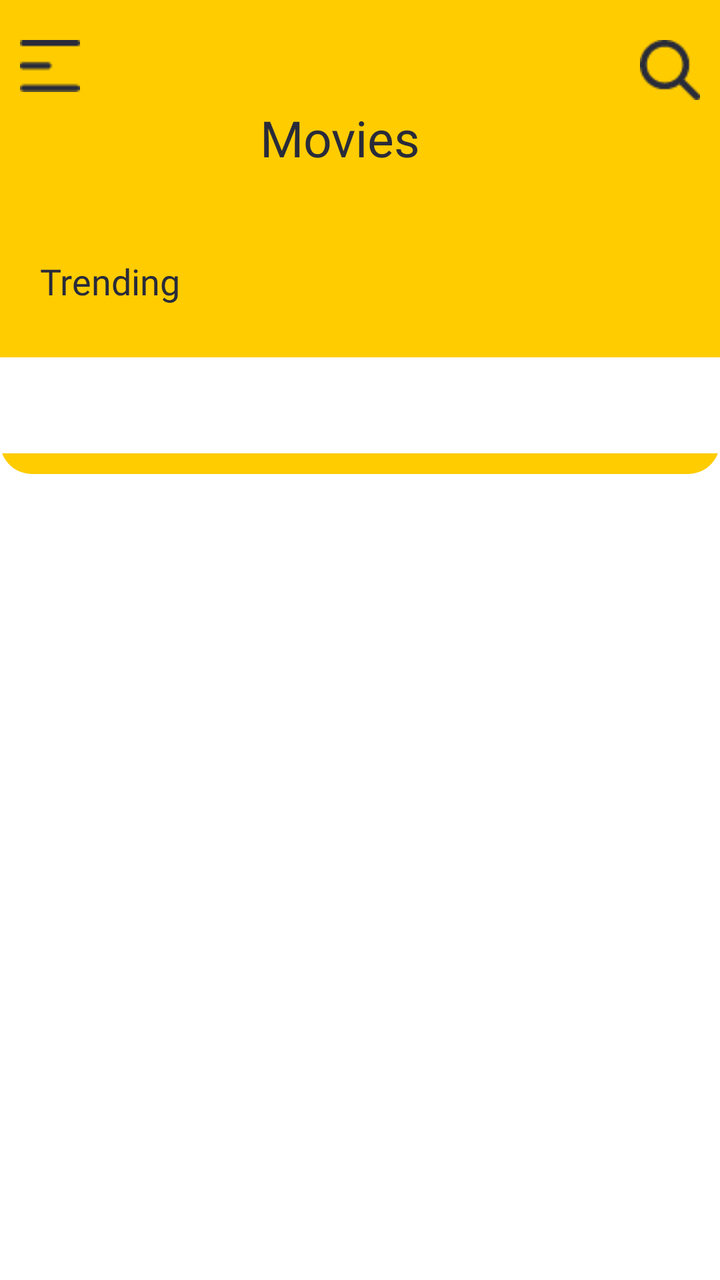
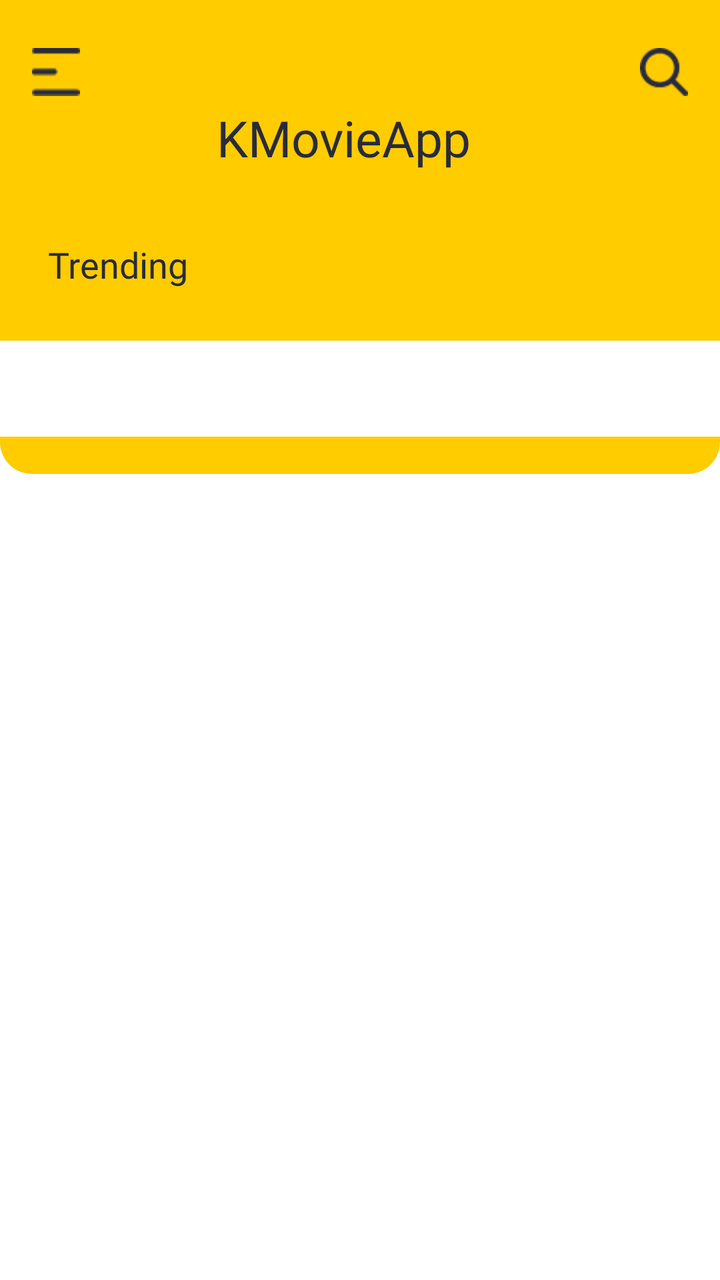

Screens rendered from an Android XML layout before and after an edit, with the pre-edit source and the edit as a unified diff.
<!-- AndroidManifest.xml: application theme Theme.KMovieApp -->
<!-- res/layout/movies_fragment.xml -->
<?xml version="1.0" encoding="utf-8"?>
<layout xmlns:android="http://schemas.android.com/apk/res/android"
    xmlns:app="http://schemas.android.com/apk/res-auto"
    xmlns:tools="http://schemas.android.com/tools">

    <androidx.constraintlayout.widget.ConstraintLayout
        android:layoutDirection="ltr"
        android:textDirection="ltr"
        android:layout_width="match_parent"
        android:layout_height="match_parent"
        tools:context=".MoviesActivity">

        <View
            android:id="@+id/view"
            android:layout_width="match_parent"
            android:layout_height="237dp"
            android:background="@drawable/circle_image"
            app:layout_constraintEnd_toEndOf="parent"
            app:layout_constraintStart_toStartOf="parent"
            app:layout_constraintTop_toTopOf="parent"
            tools:ignore="MissingConstraints" />

        <androidx.appcompat.widget.AppCompatTextView
            android:id="@+id/textView3"
            android:layout_width="wrap_content"
            android:layout_height="wrap_content"
            android:layout_marginTop="52dp"
            android:fontFamily="@font/poppins_semibold"
            android:text="Movies"
            android:textColor="@color/text_color_a"
            android:textSize="25sp"
            app:layout_constraintEnd_toEndOf="parent"
            app:layout_constraintHorizontal_bias="0.465"
            app:layout_constraintStart_toStartOf="parent"
            app:layout_constraintTop_toTopOf="@+id/view"
            app:layout_editor_absoluteX="142dp"
            app:layout_editor_absoluteY="58dp"
            tools:ignore="MissingConstraints" />

        <androidx.appcompat.widget.AppCompatImageView
            android:id="@+id/imageView2"
            android:layout_width="30dp"
            android:layout_height="30dp"
            android:layout_marginTop="20dp"
            android:layout_marginEnd="10dp"
            android:background="@drawable/search_icon"
            app:layout_constraintEnd_toEndOf="parent"
            app:layout_constraintTop_toTopOf="parent" />

        <androidx.appcompat.widget.AppCompatImageView
            android:id="@+id/details_back"
            android:layout_width="wrap_content"
            android:layout_height="wrap_content"
            android:layout_marginStart="10dp"
            android:layout_marginTop="20dp"
            android:background="@drawable/menu_icon"
            app:layout_constraintStart_toStartOf="parent"
            app:layout_constraintTop_toTopOf="parent" />

        <androidx.appcompat.widget.AppCompatTextView
            android:id="@+id/textView4"
            android:layout_width="wrap_content"
            android:layout_height="wrap_content"
            android:layout_marginStart="20dp"
            android:layout_marginLeft="20dp"
            android:layout_marginTop="73dp"
            android:layout_marginBottom="81dp"
            android:fontFamily="@font/poppins_semibold"
            android:text="Trending"
            android:textColor="@color/text_color_a"
            android:textSize="18sp"
            app:layout_constraintBottom_toBottomOf="@+id/view"
            app:layout_constraintStart_toStartOf="parent"
            app:layout_constraintTop_toTopOf="@+id/textView3"
            app:layout_editor_absoluteX="20dp"
            app:layout_editor_absoluteY="125dp" />

        <androidx.recyclerview.widget.RecyclerView
            android:id="@+id/recyclerView_trending"
            android:layout_width="match_parent"
            android:layout_height="wrap_content"
            android:layout_marginStart="10dp"
            android:layout_marginTop="6dp"
            android:layout_marginEnd="10dp"
            app:layout_constraintEnd_toEndOf="parent"
            app:layout_constraintStart_toStartOf="parent"
            app:layout_constraintTop_toBottomOf="@+id/textView4"
            app:layout_editor_absoluteX="20dp"
            app:layout_editor_absoluteY="162dp" />

        <com.google.android.material.tabs.TabLayout
            android:id="@+id/tabs"
            app:tabTextAppearance="@style/tab_text"
            android:theme="@style/ThemeOverlay.AppCompat.Dark.ActionBar"
            app:layout_constraintTop_toBottomOf="@+id/recyclerView_trending"
            android:layout_marginTop="20dp"
            android:layout_width="match_parent"
            android:layout_height="wrap_content" />

        <androidx.viewpager2.widget.ViewPager2
            android:id="@+id/movies_genres_vp"
            android:layout_width="match_parent"
            android:layout_height="0dp"
            app:layout_constraintBottom_toBottomOf="parent"
            app:layout_constraintTop_toBottomOf="@+id/tabs" />
    </androidx.constraintlayout.widget.ConstraintLayout>
</layout>
<!-- resources referenced by this layout -->
<resources>
  <color name="text_color_a">#292B3A</color>
  <!-- drawable circle_image (drawable) -->
  <?xml version="1.0" encoding="utf-8"?>
  <selector xmlns:android="http://schemas.android.com/apk/res/android">
  
      <item>
          <shape android:shape="rectangle">
              <corners
                  android:bottomLeftRadius="16dp"
                  android:bottomRightRadius="16dp" />
              <solid android:color="@color/circle_color" />
  
          </shape>
      </item>
  </selector>
  <!-- drawable menu_icon: png bitmap (drawable, 308 bytes) -->
  <!-- drawable search_icon: png bitmap (drawable, 827 bytes) -->
  <style name="tab_text" parent="@android:style/TextAppearance.Widget.TabWidget">
          <item name="android:fontFamily">@font/poppins_medium</item>
          <item name="android:textSize">16sp</item>
          <item name="android:textColor">@color/text_color_a</item>
      </style>
  <style name="Theme.KMovieApp" parent="Theme.MaterialComponents.DayNight.DarkActionBar">
          
          <item name="colorPrimary">@color/purple_500</item>
          <item name="colorPrimaryVariant">@color/purple_700</item>
          <item name="colorOnPrimary">@color/white</item>
          
          <item name="colorSecondary">@color/teal_200</item>
          <item name="colorSecondaryVariant">@color/teal_700</item>
          <item name="colorOnSecondary">@color/black</item>
          
          <item name="android:statusBarColor" tools:targetApi="l">?attr/colorPrimaryVariant</item>
          
      </style>
  <color name="circle_color">#FFCC00</color>
  <color name="purple_500">#FF6200EE</color>
  <color name="purple_700">#FF3700B3</color>
  <color name="white">#FFFFFFFF</color>
  <color name="teal_200">#FF03DAC5</color>
  <color name="teal_700">#FF018786</color>
  <color name="black">#FF000000</color>
</resources>

<!-- the commit's change to res/layout/movies_fragment.xml (unified diff, before → after) -->
@@ -4,10 +4,10 @@
     xmlns:tools="http://schemas.android.com/tools">
 
     <androidx.constraintlayout.widget.ConstraintLayout
+        android:layout_width="match_parent"
+        android:layout_height="match_parent"
         android:layoutDirection="ltr"
         android:textDirection="ltr"
-        android:layout_width="match_parent"
-        android:layout_height="match_parent"
         tools:context=".MoviesActivity">
 
         <View
@@ -26,7 +26,7 @@
             android:layout_height="wrap_content"
             android:layout_marginTop="52dp"
             android:fontFamily="@font/poppins_semibold"
-            android:text="Movies"
+            android:text="@string/app_name"
             android:textColor="@color/text_color_a"
             android:textSize="25sp"
             app:layout_constraintEnd_toEndOf="parent"
@@ -38,21 +38,21 @@
             tools:ignore="MissingConstraints" />
 
         <androidx.appcompat.widget.AppCompatImageView
-            android:id="@+id/imageView2"
-            android:layout_width="30dp"
-            android:layout_height="30dp"
-            android:layout_marginTop="20dp"
-            android:layout_marginEnd="10dp"
+            android:id="@+id/search"
+            android:layout_width="@dimen/_24dp"
+            android:layout_height="@dimen/_24dp"
+            android:layout_marginTop="@dimen/_24dp"
+            android:layout_marginEnd="@dimen/_16dp"
             android:background="@drawable/search_icon"
             app:layout_constraintEnd_toEndOf="parent"
             app:layout_constraintTop_toTopOf="parent" />
 
         <androidx.appcompat.widget.AppCompatImageView
             android:id="@+id/details_back"
-            android:layout_width="wrap_content"
-            android:layout_height="wrap_content"
-            android:layout_marginStart="10dp"
-            android:layout_marginTop="20dp"
+            android:layout_width="@dimen/_24dp"
+            android:layout_height="@dimen/_24dp"
+            android:layout_marginStart="@dimen/_16dp"
+            android:layout_marginTop="@dimen/_24dp"
             android:background="@drawable/menu_icon"
             app:layout_constraintStart_toStartOf="parent"
             app:layout_constraintTop_toTopOf="parent" />
@@ -61,9 +61,8 @@
             android:id="@+id/textView4"
             android:layout_width="wrap_content"
             android:layout_height="wrap_content"
-            android:layout_marginStart="20dp"
-            android:layout_marginLeft="20dp"
-            android:layout_marginTop="73dp"
+            android:layout_marginStart="@dimen/_24dp"
+            android:layout_marginTop="56dp"
             android:layout_marginBottom="81dp"
             android:fontFamily="@font/poppins_semibold"
             android:text="Trending"
@@ -81,21 +80,24 @@
             android:layout_height="wrap_content"
             android:layout_marginStart="10dp"
             android:layout_marginTop="6dp"
-            android:layout_marginEnd="10dp"
+            android:clipToPadding="false"
+            android:paddingEnd="10dp"
             app:layout_constraintEnd_toEndOf="parent"
             app:layout_constraintStart_toStartOf="parent"
             app:layout_constraintTop_toBottomOf="@+id/textView4"
             app:layout_editor_absoluteX="20dp"
-            app:layout_editor_absoluteY="162dp" />
+            app:layout_editor_absoluteY="162dp"
+            tools:itemCount="1"
+            tools:listitem="@layout/raw_trending" />
 
         <com.google.android.material.tabs.TabLayout
             android:id="@+id/tabs"
-            app:tabTextAppearance="@style/tab_text"
+            android:layout_width="match_parent"
+            android:layout_height="wrap_content"
+            android:layout_marginTop="20dp"
             android:theme="@style/ThemeOverlay.AppCompat.Dark.ActionBar"
             app:layout_constraintTop_toBottomOf="@+id/recyclerView_trending"
-            android:layout_marginTop="20dp"
-            android:layout_width="match_parent"
-            android:layout_height="wrap_content" />
+            app:tabTextAppearance="@style/tab_text" />
 
         <androidx.viewpager2.widget.ViewPager2
             android:id="@+id/movies_genres_vp"
@@ -105,3 +107,43 @@
             app:layout_constraintTop_toBottomOf="@+id/tabs" />
     </androidx.constraintlayout.widget.ConstraintLayout>
 </layout>
+<!-- res/layout/raw_trending.xml (included above) -->
+<?xml version="1.0" encoding="utf-8"?>
+<layout>
+
+    <data>
+
+        <variable
+            name="vm"
+            type="com.abeerapps.kmovieapp.ui.MovieViewModel" />
+
+        <variable
+            name="model"
+            type="com.abeerapps.kmovieapp.domain.models.MovieModel" />
+    </data>
+
+    <RelativeLayout xmlns:android="http://schemas.android.com/apk/res/android"
+        xmlns:app="http://schemas.android.com/apk/res-auto"
+        android:layout_width="wrap_content"
+        android:layout_height="wrap_content"
+        android:layout_marginStart="10dp"
+        android:layout_marginLeft="10dp"
+        android:onClick="@{() -> vm.selectMovie(model)}">
+
+        <androidx.cardview.widget.CardView
+            android:layout_width="200dp"
+            android:layout_height="100dp"
+            android:layout_marginHorizontal="10dp"
+            app:cardCornerRadius="12dp">
+
+            <androidx.appcompat.widget.AppCompatImageView
+                android:id="@+id/rawTrendingImage"
+                android:layout_width="match_parent"
+                android:layout_height="match_parent"
+                android:scaleType="centerCrop"
+                app:srcCompat="@drawable/ic_placeholder" />
+
+        </androidx.cardview.widget.CardView>
+    </RelativeLayout>
+
+</layout>
<!-- resource entries referenced after the edit -->
@@ -1,6 +1,8 @@
 <!-- resources referenced by this layout -->
 <resources>
   <color name="text_color_a">#292B3A</color>
+  <dimen name="_16dp">16dp</dimen>
+  <dimen name="_24dp">24dp</dimen>
   <!-- drawable circle_image (drawable) -->
   <?xml version="1.0" encoding="utf-8"?>
   <selector xmlns:android="http://schemas.android.com/apk/res/android">
@@ -15,14 +17,16 @@
           </shape>
       </item>
   </selector>
+  <!-- drawable ic_placeholder: png bitmap (drawable, 13490 bytes) -->
   <!-- drawable menu_icon: png bitmap (drawable, 308 bytes) -->
   <!-- drawable search_icon: png bitmap (drawable, 827 bytes) -->
+  <string name="app_name">KMovieApp</string>
   <style name="tab_text" parent="@android:style/TextAppearance.Widget.TabWidget">
           <item name="android:fontFamily">@font/poppins_medium</item>
           <item name="android:textSize">16sp</item>
           <item name="android:textColor">@color/text_color_a</item>
       </style>
-  <style name="Theme.KMovieApp" parent="Theme.MaterialComponents.DayNight.DarkActionBar">
+  <style name="Theme.KMovieApp" parent="Theme.MaterialComponents.DayNight.NoActionBar">
           
           <item name="colorPrimary">@color/purple_500</item>
           <item name="colorPrimaryVariant">@color/purple_700</item>
